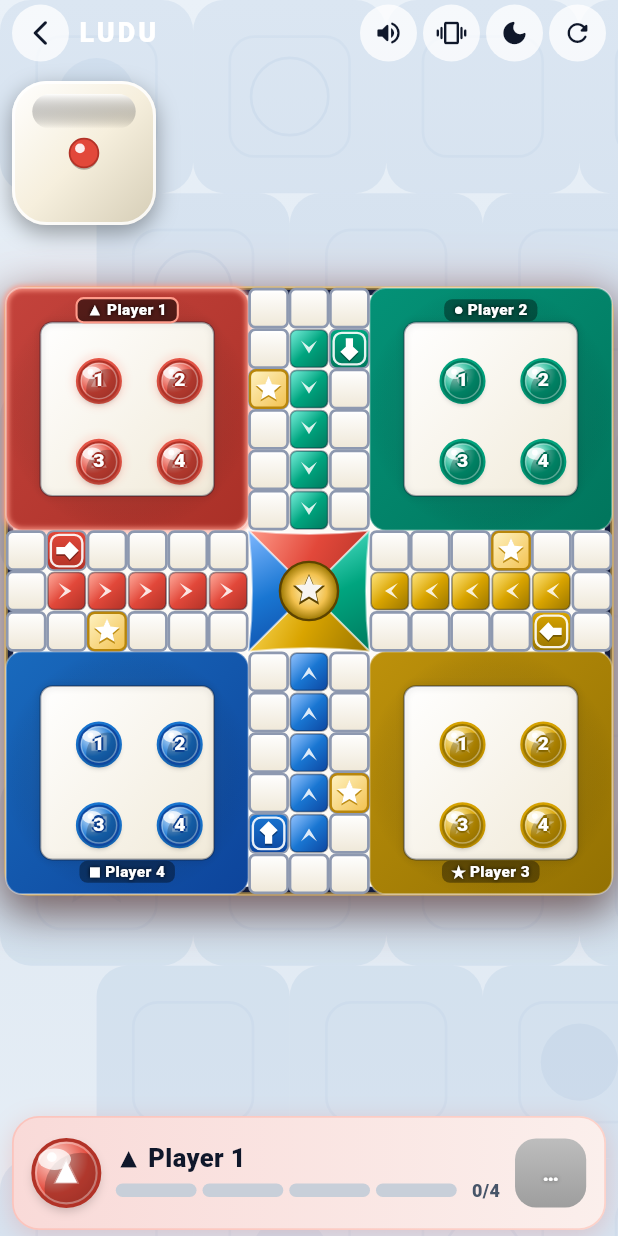
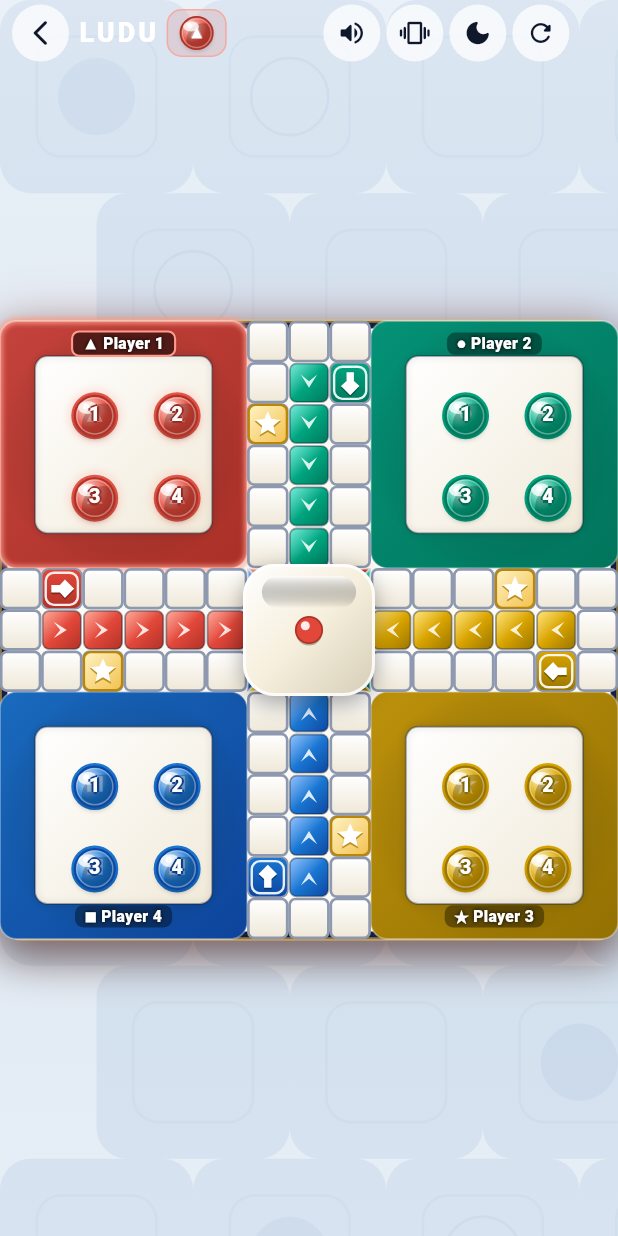
Before and after one commit to sarifulshikder/Ludu, a Flutter app: the GameScreen screen opened directly with empty values, on a phone screen of 412 x 824 dp. Run offline on Flutter 3.47's test engine with Material 3 defaults, Android fonts, the phone set to English and light mode, and no system bars; our stand-ins replace audioplayers, flutter_riverpod.

Commit message:
feat: edge-to-edge board, center dice, remove bottom roll box

```diff
--- a/lib/ui/screens/game_screen.dart
+++ b/lib/ui/screens/game_screen.dart
@@ -12,9 +12,10 @@ import '../board/token_widget.dart';
 import '../widgets/dice_widget.dart';
 import 'victory_screen.dart';
 
-/// Full-board game screen: no side boxes, the 15×15 grid takes the whole
-/// play area. A slim top bar, one floating grand dice docked at the active
-/// player's corner, and a compact turn dock at the bottom.
+/// Full edge-to-edge board: the 15×15 grid spans the full screen width,
+/// each player's box keeps its 4 tokens centered in the middle, and one
+/// grand dice sits in the board's center as the single roll control.
+/// No bottom roll box — tap the dice to roll.
 class GameScreen extends ConsumerStatefulWidget {
   final VoidCallback onNewGame;
   final VoidCallback onToggleTheme;
@@ -37,9 +38,7 @@ class _GameScreenState extends ConsumerState<GameScreen> {
   bool _boardAnimating = false;
 
   static const double _topBarHeight = 44.0;
-  static const double _dockHeight = 76.0;
   static const double _gap = 6.0;
-  static const double _boardMargin = 4.0;
 
   void _toggleMute() {
     HapticsService.light();
@@ -184,9 +183,12 @@ class _GameScreenState extends ConsumerState<GameScreen> {
               children: [
                 SizedBox(height: _topBarHeight, child: _buildTopBar(gameState)),
                 const SizedBox(height: _gap),
+                // Edge-to-edge: no horizontal padding, the board spans the
+                // full screen width. Leftover vertical space stays backdrop.
                 Expanded(
-                  child: Padding(
-                    padding: const EdgeInsets.symmetric(horizontal: _boardMargin),
+                  child: Center(
+                    child: AspectRatio(
+                      aspectRatio: 1.0,
                       child: Stack(
                         clipBehavior: Clip.none,
                         children: [
@@ -200,18 +202,19 @@ class _GameScreenState extends ConsumerState<GameScreen> {
                                   setState(() => _boardAnimating = v),
                             ),
                           ),
-                        _buildCornerDice(gameState, controller, activeColor),
+                          _buildCenterDice(
+                              gameState, controller, activeColor),
                         ],
                       ),
                     ),
                   ),
+                ),
                 const SizedBox(height: _gap),
+                // Plain hint text only — not a box, not tappable.
+                // The center dice is the single roll control.
                 SizedBox(
-                  height: _dockHeight,
-                  child: Padding(
-                    padding: const EdgeInsets.symmetric(horizontal: 8.0),
-                    child: _buildTurnDock(gameState, controller, activeColor),
-                  ),
+                  height: 24,
+                  child: Center(child: _buildStatusText(gameState)),
                 ),
                 const SizedBox(height: 4),
               ],
@@ -222,52 +225,54 @@ class _GameScreenState extends ConsumerState<GameScreen> {
     );
   }
 
-  /// Grand dice floating over the active player's corner of the board.
-  /// Red = top-left, Green = top-right, Yellow = bottom-right,
-  /// Blue = bottom-left.
-  Widget _buildCornerDice(
+  /// Grand dice in the middle of the board — the single roll control.
+  /// Glows in the active player's color; tap it to roll (or to confirm a
+  /// forced single move). The 4 tokens stay centered in each player's box.
+  Widget _buildCenterDice(
     GameState gameState,
     GameController controller,
     LudoColor activeColor,
   ) {
-    double? left;
-    double? top;
-    double? right;
-    double? bottom;
-    switch (activeColor) {
-      case LudoColor.red:
-        left = 4;
-        top = 4;
-        break;
-      case LudoColor.green:
-        right = 4;
-        top = 4;
-        break;
-      case LudoColor.yellow:
-        right = 4;
-        bottom = 4;
-        break;
-      case LudoColor.blue:
-        left = 4;
-        bottom = 4;
-        break;
-    }
     final idleFace = (gameState.currentPlayerIndex + 1).clamp(1, 6);
     final singleMovable = gameState.mustSelectToken &&
         gameState.movableTokenIds.length == 1;
-    return Positioned(
-      left: left,
-      top: top,
-      right: right,
-      bottom: bottom,
+    return Positioned.fill(
+      child: Center(
         child: DiceWidget(
           value: gameState.currentDiceRoll ?? idleFace,
           isRolling: gameState.isRolling,
           canRoll:
               (gameState.canRollDice || singleMovable) && !_boardAnimating,
           activeColor: activeColor,
-        size: 96,
+          size: 88,
           onRoll: () => _primaryAction(gameState, controller),
+        ),
+      ),
+    );
+  }
+
+  /// Plain hint line under the board — text only, no box, not tappable.
+  Widget _buildStatusText(GameState gameState) {
+    final me = gameState.currentPlayer;
+    final String text;
+    if (_boardAnimating || gameState.isMovingToken) {
+      text = 'MOVING…';
+    } else if (gameState.canRollDice) {
+      text = 'TAP THE DICE TO ROLL';
+    } else if (gameState.mustSelectToken) {
+      text = gameState.movableTokenIds.length == 1
+          ? 'TAP THE DICE TO MOVE'
+          : 'TAP A GLOWING ${me.color.emblemGlyph} TO MOVE';
+    } else {
+      text = '';
+    }
+    return Text(
+      text,
+      style: TextStyle(
+        fontSize: 13,
+        fontWeight: FontWeight.w800,
+        letterSpacing: 1.2,
+        color: widget.isDark ? Colors.white70 : const Color(0xFF475569),
       ),
     );
   }
@@ -296,8 +301,12 @@ class _GameScreenState extends ConsumerState<GameScreen> {
       );
     }
 
-    // Narrow phones can't fit the mode chip next to 4 action buttons —
-    // the turn dock already shows the mode, so hide the chip there.
+    // The bottom roll box is gone, so the top bar carries the turn chip:
+    // active orb avatar + name (+ team). Mode chip only fits wide screens.
+    final me = gameState.currentPlayer;
+    final turnLabel = gameState.teamMode
+        ? '${me.name} • ${Player.teamName(me.teamId)}'
+        : me.name;
     return Padding(
       padding: const EdgeInsets.symmetric(horizontal: 8.0),
       child: LayoutBuilder(
@@ -316,6 +325,51 @@ class _GameScreenState extends ConsumerState<GameScreen> {
                   fontWeight: FontWeight.w900,
                   letterSpacing: 2.0,
                   height: 1.0,
+                ),
+              ),
+              const SizedBox(width: 6),
+              Flexible(
+                child: Container(
+                  padding:
+                      const EdgeInsets.symmetric(horizontal: 8, vertical: 4),
+                  decoration: BoxDecoration(
+                    color: me.color.primary.withOpacity(
+                        widget.isDark ? 0.25 : 0.14),
+                    borderRadius: BorderRadius.circular(10),
+                    border: Border.all(
+                        color: me.color.lightGlow.withOpacity(0.7), width: 1),
+                  ),
+                  // Collapses to avatar-only when the bar is crowded so
+                  // the Row can never overflow on narrow phones.
+                  child: LayoutBuilder(
+                    builder: (context, chipConstraints) {
+                      final showName = chipConstraints.maxWidth >= 60;
+                      return Row(
+                        mainAxisSize: MainAxisSize.min,
+                        children: [
+                          PinAvatar(
+                              color: me.color,
+                              size: 22,
+                              isDark: widget.isDark),
+                          if (showName) ...[
+                            const SizedBox(width: 6),
+                            Flexible(
+                              child: Text(
+                                '${me.color.emblemGlyph} $turnLabel',
+                                maxLines: 1,
+                                overflow: TextOverflow.ellipsis,
+                                style: TextStyle(
+                                  fontSize: 12,
+                                  fontWeight: FontWeight.w900,
+                                  color: fg,
+                                ),
+                              ),
+                            ),
+                          ],
+                        ],
+                      );
+                    },
+                  ),
                 ),
               ),
               if (showChip) ...[
@@ -372,170 +426,4 @@ class _GameScreenState extends ConsumerState<GameScreen> {
     );
   }
 
-  /// Compact turn dock: active orb avatar, name + team, home progress, and
-  /// one big ROLL pill. The whole dock is tappable.
-  Widget _buildTurnDock(
-    GameState gameState,
-    GameController controller,
-    LudoColor activeColor,
-  ) {
-    final me = gameState.currentPlayer;
-    final canAct = (gameState.canRollDice ||
-            (gameState.mustSelectToken &&
-                gameState.movableTokenIds.length == 1)) &&
-        !_boardAnimating;
-
-    final String actionText;
-    if (_boardAnimating) {
-      actionText = 'MOVING…';
-    } else if (gameState.canRollDice) {
-      actionText = 'TAP TO ROLL';
-    } else if (gameState.mustSelectToken) {
-      actionText = gameState.movableTokenIds.length == 1
-          ? 'TAP TO MOVE'
-          : 'PICK A GLOWING ${me.color.emblemGlyph}';
-    } else {
-      actionText = '…';
 }
-
-    final teamSuffix =
-        gameState.teamMode ? ' • ${Player.teamName(me.teamId)}' : '';
-
-    return GestureDetector(
-      onTap: () => _primaryAction(gameState, controller),
-      behavior: HitTestBehavior.opaque,
-      child: Container(
-        padding: const EdgeInsets.symmetric(horizontal: 12, vertical: 8),
-        decoration: BoxDecoration(
-          gradient: LinearGradient(
-            colors: [
-              Color.alphaBlend(
-                activeColor.primary.withOpacity(widget.isDark ? 0.32 : 0.20),
-                widget.isDark ? const Color(0xFF16203A) : Colors.white,
-              ),
-              Color.alphaBlend(
-                activeColor.primary.withOpacity(widget.isDark ? 0.16 : 0.08),
-                widget.isDark ? const Color(0xFF111A2E) : const Color(0xFFFDFDFB),
-              ),
-            ],
-          ),
-          borderRadius: BorderRadius.circular(18),
-          border: Border.all(
-            color: activeColor.lightGlow.withOpacity(canAct ? 0.9 : 0.35),
-            width: canAct ? 2.0 : 1.2,
-          ),
-          boxShadow: [
-            BoxShadow(
-              color: activeColor.primary.withOpacity(widget.isDark ? 0.35 : 0.20),
-              blurRadius: 14,
-              offset: const Offset(0, 4),
-            ),
-          ],
-        ),
-        child: Row(
-          children: [
-            PinAvatar(color: me.color, size: 46, isDark: widget.isDark),
-            const SizedBox(width: 10),
-            Expanded(
-              child: Column(
-                mainAxisAlignment: MainAxisAlignment.center,
-                crossAxisAlignment: CrossAxisAlignment.start,
-                children: [
-                  Text(
-                    '${me.color.emblemGlyph} ${me.name}$teamSuffix',
-                    maxLines: 1,
-                    overflow: TextOverflow.ellipsis,
-                    style: TextStyle(
-                      color: widget.isDark ? Colors.white : const Color(0xFF0F172A),
-                      fontSize: 17,
-                      fontWeight: FontWeight.w900,
-                      height: 1.1,
-                    ),
-                  ),
-                  const SizedBox(height: 4),
-                  _buildProgressDots(me, activeColor),
-                ],
-              ),
-            ),
-            const SizedBox(width: 10),
-            _buildRollPill(actionText, activeColor, canAct),
-          ],
-        ),
-      ),
-    );
-  }
-
-  Widget _buildProgressDots(Player me, LudoColor color) {
-    // 4 segments: grey = base, color = out, gold star = home.
-    return Row(
-      children: [
-        ...me.tokens.map((t) {
-          Color fill;
-          if (t.isHome) {
-            fill = const Color(0xFFF2C14E);
-          } else if (t.isInBase) {
-            fill = widget.isDark
-                ? const Color(0xFF39465E)
-                : const Color(0xFFC8CFD9);
-          } else {
-            fill = color.primary;
-          }
-          return Expanded(
-            child: Container(
-              margin: const EdgeInsets.only(right: 4),
-              height: 9,
-              decoration: BoxDecoration(
-                color: fill,
-                borderRadius: BorderRadius.circular(5),
-              ),
-            ),
-          );
-        }),
-        const SizedBox(width: 6),
-        Text(
-          '${me.tokensHomeCount}/4',
-          style: TextStyle(
-            fontSize: 12,
-            fontWeight: FontWeight.w800,
-            color: widget.isDark ? Colors.white70 : const Color(0xFF475569),
-          ),
-        ),
-      ],
-    );
-  }
-
-  Widget _buildRollPill(String text, LudoColor color, bool canAct) {
-    return AnimatedContainer(
-      duration: const Duration(milliseconds: 200),
-      padding: const EdgeInsets.symmetric(horizontal: 18, vertical: 13),
-      decoration: BoxDecoration(
-        gradient: LinearGradient(
-          colors: canAct
-              ? [color.lightGlow, color.primary]
-              : [Colors.grey.shade400, Colors.grey.shade500],
-          begin: Alignment.topCenter,
-          end: Alignment.bottomCenter,
-        ),
-        borderRadius: BorderRadius.circular(14),
-        boxShadow: [
-          if (canAct)
-            BoxShadow(
-              color: color.primary.withOpacity(0.5),
-              blurRadius: 10,
-              offset: const Offset(0, 3),
-            ),
-        ],
-      ),
-      child: Text(
-        text,
-        style: const TextStyle(
-          color: Colors.white,
-          fontSize: 14,
-          fontWeight: FontWeight.w900,
-          letterSpacing: 0.6,
-          shadows: [Shadow(color: Colors.black45, blurRadius: 3)],
-        ),
-      ),
-    );
-  }
-}
```
Also changed, not shown: 1 other file. Lines whose indentation alone changed are shown as unchanged.
